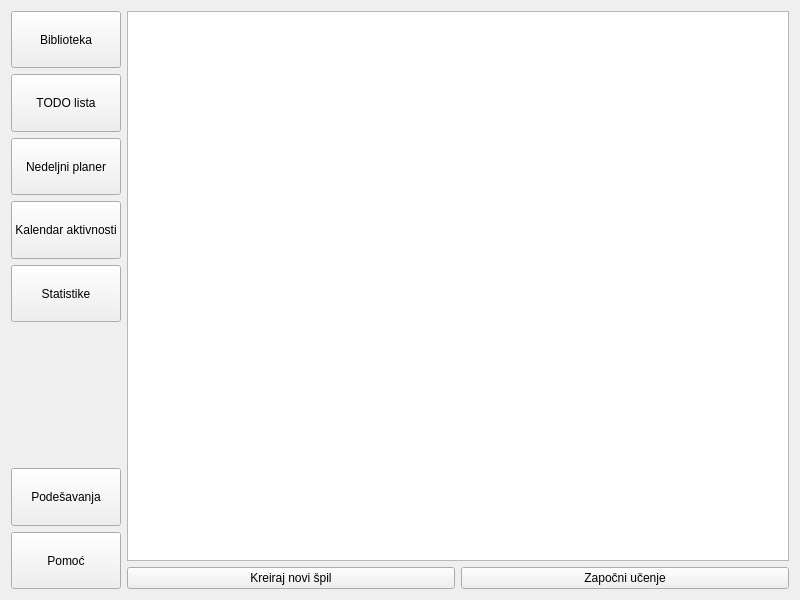
Old version of the form app/forms/mainwindow.ui in the repository bogdans55/StudySphere.
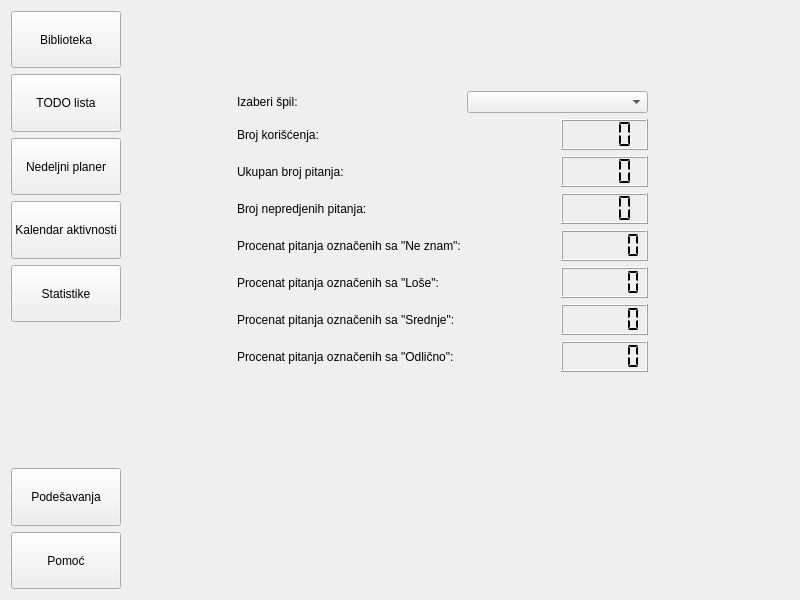
New version of the form. The open tabs and pages were chosen to show the change.

Commit message:
Reworked main window design and functionality
Now instead of creating new form class for every window, we are using QStackedWidget to open every form in the main window

```diff
--- a/app/forms/mainwindow.ui
+++ b/app/forms/mainwindow.ui
@@ -126,29 +126,316 @@
     </layout>
    </item>
    <item>
-    <layout class="QVBoxLayout" name="verticalLayout_2">
-     <item>
-      <widget class="QTableWidget" name="tableWidget"/>
-     </item>
-     <item>
-      <layout class="QHBoxLayout" name="horizontalLayout">
+    <widget class="QStackedWidget" name="stackedWidget">
+     <property name="currentIndex">
+      <number>0</number>
+     </property>
+     <widget class="QWidget" name="libraryPage">
+      <layout class="QVBoxLayout" name="verticalLayout_3">
        <item>
-        <widget class="QPushButton" name="createDeckButton">
-         <property name="text">
-          <string>Kreiraj novi špil</string>
-         </property>
-        </widget>
-       </item>
-       <item>
-        <widget class="QPushButton" name="startStudySessionButton">
-         <property name="text">
-          <string>Započni učenje</string>
-         </property>
-        </widget>
+        <layout class="QVBoxLayout" name="verticalLayout_2">
+         <item>
+          <widget class="QTableWidget" name="tableWidget"/>
+         </item>
+         <item>
+          <layout class="QHBoxLayout" name="horizontalLayout">
+           <item>
+            <widget class="QPushButton" name="createDeckButton">
+             <property name="text">
+              <string>Kreiraj novi špil</string>
+             </property>
+            </widget>
+           </item>
+           <item>
+            <widget class="QPushButton" name="startStudySessionButton">
+             <property name="text">
+              <string>Započni učenje</string>
+             </property>
+            </widget>
+           </item>
+          </layout>
+         </item>
+        </layout>
        </item>
       </layout>
-     </item>
-    </layout>
+     </widget>
+     <widget class="QWidget" name="todoPage">
+      <widget class="QLabel" name="label_9">
+       <property name="geometry">
+        <rect>
+         <x>270</x>
+         <y>230</y>
+         <width>49</width>
+         <height>16</height>
+        </rect>
+       </property>
+       <property name="text">
+        <string>todo lista</string>
+       </property>
+      </widget>
+     </widget>
+     <widget class="QWidget" name="planerPage">
+      <widget class="QLabel" name="label_11">
+       <property name="geometry">
+        <rect>
+         <x>230</x>
+         <y>220</y>
+         <width>251</width>
+         <height>16</height>
+        </rect>
+       </property>
+       <property name="text">
+        <string>nedeljni planer</string>
+       </property>
+      </widget>
+     </widget>
+     <widget class="QWidget" name="calendarPage">
+      <widget class="QLabel" name="label_13">
+       <property name="geometry">
+        <rect>
+         <x>270</x>
+         <y>230</y>
+         <width>49</width>
+         <height>16</height>
+        </rect>
+       </property>
+       <property name="text">
+        <string>kalendar</string>
+       </property>
+      </widget>
+     </widget>
+     <widget class="QWidget" name="statsPage">
+      <widget class="QWidget" name="gridLayoutWidget">
+       <property name="geometry">
+        <rect>
+         <x>110</x>
+         <y>80</y>
+         <width>411</width>
+         <height>281</height>
+        </rect>
+       </property>
+       <layout class="QGridLayout" name="gridLayout">
+        <item row="7" column="2">
+         <widget class="QLCDNumber" name="midNumber">
+          <property name="smallDecimalPoint">
+           <bool>true</bool>
+          </property>
+          <property name="digitCount">
+           <number>5</number>
+          </property>
+          <property name="segmentStyle">
+           <enum>QLCDNumber::Flat</enum>
+          </property>
+         </widget>
+        </item>
+        <item row="8" column="2">
+         <widget class="QLCDNumber" name="goodNumber">
+          <property name="smallDecimalPoint">
+           <bool>true</bool>
+          </property>
+          <property name="digitCount">
+           <number>5</number>
+          </property>
+          <property name="segmentStyle">
+           <enum>QLCDNumber::Flat</enum>
+          </property>
+          <property name="value" stdset="0">
+           <double>0.000000000000000</double>
+          </property>
+         </widget>
+        </item>
+        <item row="5" column="2">
+         <widget class="QLCDNumber" name="skipNumber">
+          <property name="smallDecimalPoint">
+           <bool>true</bool>
+          </property>
+          <property name="digitCount">
+           <number>5</number>
+          </property>
+          <property name="segmentStyle">
+           <enum>QLCDNumber::Flat</enum>
+          </property>
+         </widget>
+        </item>
+        <item row="8" column="0">
+         <widget class="QLabel" name="label_6">
+          <property name="text">
+           <string>Procenat pitanja označenih sa &quot;Odlično&quot;:</string>
+          </property>
+         </widget>
+        </item>
+        <item row="6" column="2">
+         <widget class="QLCDNumber" name="badNumber">
+          <property name="smallDecimalPoint">
+           <bool>true</bool>
+          </property>
+          <property name="digitCount">
+           <number>5</number>
+          </property>
+          <property name="segmentStyle">
+           <enum>QLCDNumber::Flat</enum>
+          </property>
+         </widget>
+        </item>
+        <item row="5" column="0">
+         <widget class="QLabel" name="label_3">
+          <property name="text">
+           <string>Procenat pitanja označenih sa &quot;Ne znam&quot;:</string>
+          </property>
+         </widget>
+        </item>
+        <item row="8" column="1">
+         <spacer name="horizontalSpacer">
+          <property name="orientation">
+           <enum>Qt::Horizontal</enum>
+          </property>
+          <property name="sizeType">
+           <enum>QSizePolicy::Minimum</enum>
+          </property>
+          <property name="sizeHint" stdset="0">
+           <size>
+            <width>35</width>
+            <height>20</height>
+           </size>
+          </property>
+         </spacer>
+        </item>
+        <item row="3" column="2">
+         <widget class="QLCDNumber" name="usesNumber">
+          <property name="sizePolicy">
+           <sizepolicy hsizetype="Minimum" vsizetype="Minimum">
+            <horstretch>0</horstretch>
+            <verstretch>0</verstretch>
+           </sizepolicy>
+          </property>
+          <property name="smallDecimalPoint">
+           <bool>false</bool>
+          </property>
+          <property name="digitCount">
+           <number>4</number>
+          </property>
+          <property name="segmentStyle">
+           <enum>QLCDNumber::Flat</enum>
+          </property>
+         </widget>
+        </item>
+        <item row="6" column="0">
+         <widget class="QLabel" name="label_4">
+          <property name="text">
+           <string>Procenat pitanja označenih sa &quot;Loše&quot;:</string>
+          </property>
+         </widget>
+        </item>
+        <item row="3" column="0">
+         <widget class="QLabel" name="label_7">
+          <property name="text">
+           <string>Ukupan broj pitanja:</string>
+          </property>
+         </widget>
+        </item>
+        <item row="0" column="0">
+         <widget class="QLabel" name="label">
+          <property name="text">
+           <string>Izaberi špil:</string>
+          </property>
+         </widget>
+        </item>
+        <item row="0" column="1" colspan="2">
+         <widget class="QComboBox" name="deckComboBox"/>
+        </item>
+        <item row="7" column="0">
+         <widget class="QLabel" name="label_5">
+          <property name="text">
+           <string>Procenat pitanja označenih sa &quot;Srednje&quot;:</string>
+          </property>
+         </widget>
+        </item>
+        <item row="2" column="0">
+         <widget class="QLabel" name="label_2">
+          <property name="text">
+           <string>Broj korišćenja:</string>
+          </property>
+         </widget>
+        </item>
+        <item row="2" column="2">
+         <widget class="QLCDNumber" name="deckSizeNumber">
+          <property name="sizePolicy">
+           <sizepolicy hsizetype="Minimum" vsizetype="Minimum">
+            <horstretch>0</horstretch>
+            <verstretch>0</verstretch>
+           </sizepolicy>
+          </property>
+          <property name="smallDecimalPoint">
+           <bool>false</bool>
+          </property>
+          <property name="digitCount">
+           <number>4</number>
+          </property>
+          <property name="segmentStyle">
+           <enum>QLCDNumber::Flat</enum>
+          </property>
+         </widget>
+        </item>
+        <item row="4" column="0">
+         <widget class="QLabel" name="label_8">
+          <property name="text">
+           <string>Broj nepredjenih pitanja:</string>
+          </property>
+         </widget>
+        </item>
+        <item row="4" column="2">
+         <widget class="QLCDNumber" name="untestedNumber">
+          <property name="sizePolicy">
+           <sizepolicy hsizetype="Minimum" vsizetype="Minimum">
+            <horstretch>0</horstretch>
+            <verstretch>0</verstretch>
+           </sizepolicy>
+          </property>
+          <property name="smallDecimalPoint">
+           <bool>false</bool>
+          </property>
+          <property name="digitCount">
+           <number>4</number>
+          </property>
+          <property name="segmentStyle">
+           <enum>QLCDNumber::Flat</enum>
+          </property>
+         </widget>
+        </item>
+       </layout>
+      </widget>
+     </widget>
+     <widget class="QWidget" name="settingsPage">
+      <widget class="QLabel" name="label_10">
+       <property name="geometry">
+        <rect>
+         <x>240</x>
+         <y>230</y>
+         <width>261</width>
+         <height>16</height>
+        </rect>
+       </property>
+       <property name="text">
+        <string>podesavanja</string>
+       </property>
+      </widget>
+     </widget>
+     <widget class="QWidget" name="helpPage">
+      <widget class="QLabel" name="label_12">
+       <property name="geometry">
+        <rect>
+         <x>280</x>
+         <y>220</y>
+         <width>49</width>
+         <height>16</height>
+        </rect>
+       </property>
+       <property name="text">
+        <string>pomoc</string>
+       </property>
+      </widget>
+     </widget>
+    </widget>
    </item>
   </layout>
  </widget>
```
The commit also changes 5 other files.
